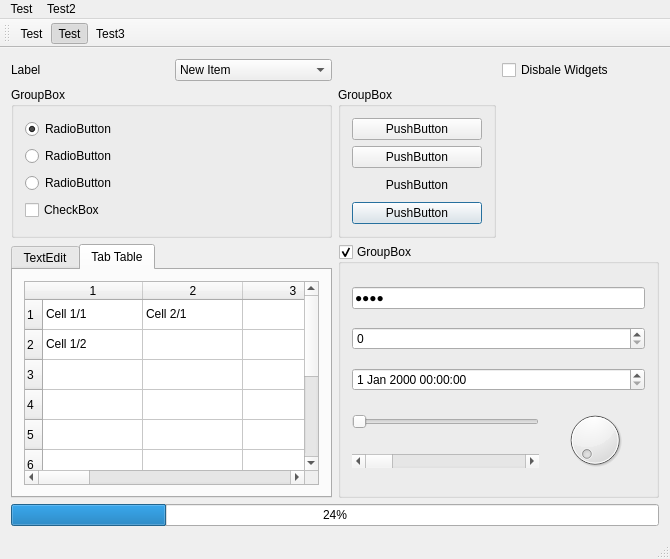
This is mainwindow.ui in Jorgen-VikingGod/Qt-Frameless-Window-DarkStyle as Qt 5 draws it before an edit. The edited form follows.
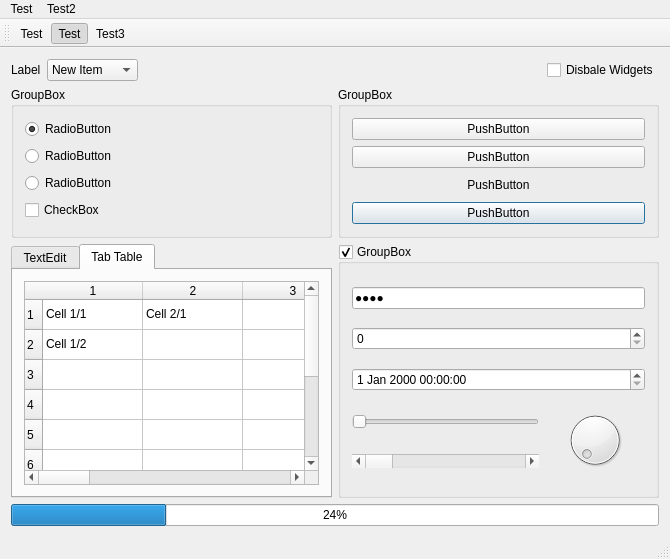
This is the edited form.

Patch:
```diff
--- a/mainwindow.ui
+++ b/mainwindow.ui
@@ -15,14 +15,16 @@
   </property>
   <widget class="QWidget" name="centralWidget">
    <layout class="QGridLayout" name="gridLayout_2">
-    <item row="0" column="0">
+    <item row="0" column="0" colspan="2">
+     <layout class="QHBoxLayout" name="horizontalLayout">
+      <item>
      <widget class="QLabel" name="label">
       <property name="text">
        <string>Label</string>
       </property>
      </widget>
     </item>
-    <item row="0" column="1">
+      <item>
      <widget class="QComboBox" name="comboBox">
       <item>
        <property name="text">
@@ -41,7 +43,20 @@
       </item>
      </widget>
     </item>
-    <item row="0" column="3">
+      <item>
+       <spacer name="horizontalSpacer">
+        <property name="orientation">
+         <enum>Qt::Horizontal</enum>
+        </property>
+        <property name="sizeHint" stdset="0">
+         <size>
+          <width>40</width>
+          <height>20</height>
+         </size>
+        </property>
+       </spacer>
+      </item>
+      <item>
      <widget class="QCheckBox" name="checkBox_4">
       <property name="text">
        <string>Disbale Widgets</string>
@@ -51,7 +66,9 @@
       </property>
      </widget>
     </item>
-    <item row="1" column="0" colspan="2">
+     </layout>
+    </item>
+    <item row="1" column="0">
      <widget class="QGroupBox" name="groupBox">
       <property name="title">
        <string>GroupBox</string>
@@ -106,7 +123,7 @@
       </layout>
      </widget>
     </item>
-    <item row="1" column="2">
+    <item row="1" column="1">
      <widget class="QGroupBox" name="groupBox_2">
       <property name="title">
        <string>GroupBox</string>
@@ -152,7 +169,7 @@
       </layout>
      </widget>
     </item>
-    <item row="2" column="0" colspan="2">
+    <item row="2" column="0">
      <widget class="QTabWidget" name="tabWidget">
       <property name="currentIndex">
        <number>1</number>
@@ -303,7 +320,7 @@
       </widget>
      </widget>
     </item>
-    <item row="2" column="2" colspan="2">
+    <item row="2" column="1">
      <widget class="QGroupBox" name="groupBox_3">
       <property name="title">
        <string>GroupBox</string>
@@ -348,7 +365,7 @@
       </layout>
      </widget>
     </item>
-    <item row="3" column="0" colspan="4">
+    <item row="3" column="0" colspan="2">
      <widget class="QProgressBar" name="progressBar">
       <property name="value">
        <number>24</number>
```
Lines whose indentation alone changed are shown as unchanged.
